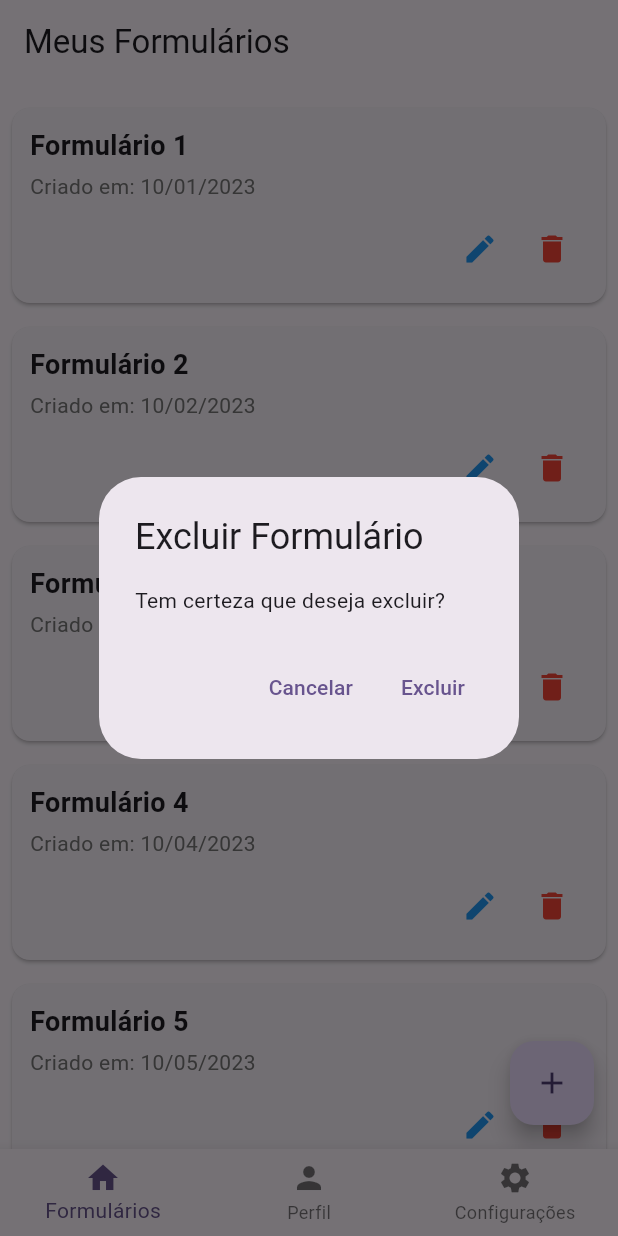
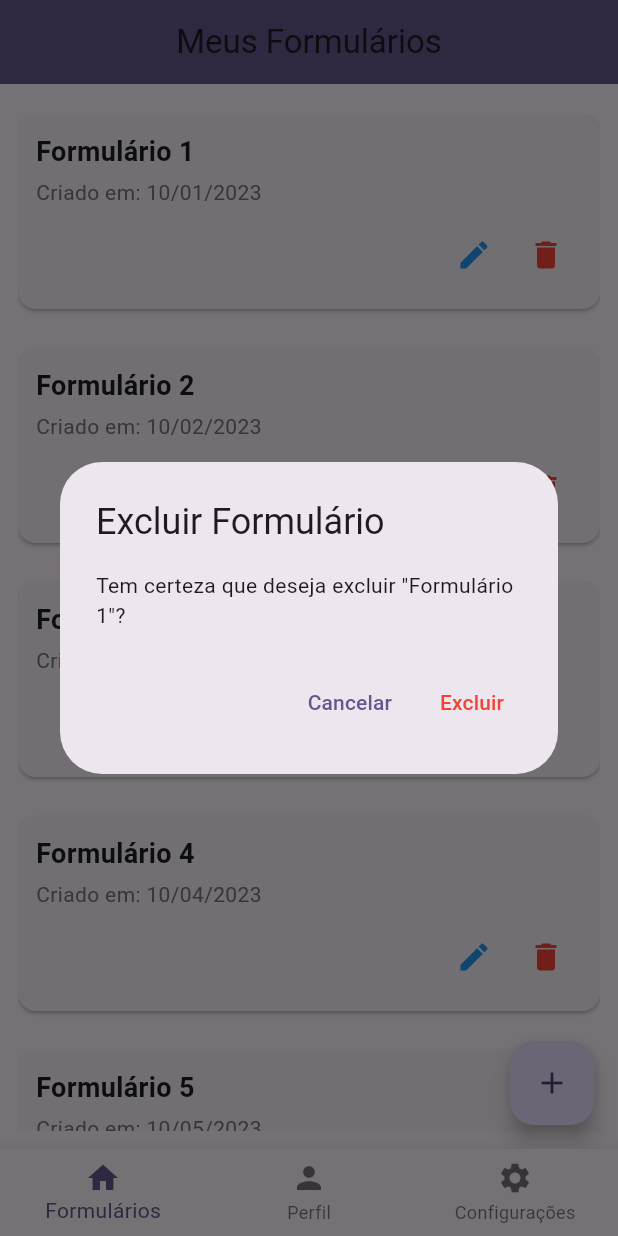
Before and after one commit to luccasilva2/forms, a Flutter app: the screen it shows after launch, after a tap on the "delete" icon, on a phone screen of 412 x 824 dp. Run offline on Flutter 3.47's test engine with Material 3 defaults, Android fonts, the phone set to English and light mode, and no system bars.

Commit message:
fifth commit

```diff
--- a/lib/pages/home_page.dart
+++ b/lib/pages/home_page.dart
@@ -10,40 +10,49 @@ class HomePage extends StatelessWidget {
     return Scaffold(
       appBar: AppBar(
         title: const Text('Meus Formulários'),
+        centerTitle: true,
+        backgroundColor: Theme.of(context).colorScheme.primary,
+        elevation: 2,
       ),
-      body: ListView.builder(
-        padding: const EdgeInsets.all(8),
-        itemCount: 5,
-        itemBuilder: (context, index) {
-          return FormCard(
-            title: "Formulário ${index + 1}",
-            date: "10/0${index + 1}/2023",
-            onEdit: () => Navigator.push(
-              context,
-              MaterialPageRoute(builder: (context) => const CreateFormPage()),
-            ),
-            onDelete: () => _showDeleteDialog(context),
-          );
-        },
+      body: Padding(
+        padding: const EdgeInsets.all(12.0),
+        child: ListView.separated(
+          itemCount: 5, // Isso futuramente virá de um banco (Firebase, por ex.)
+          separatorBuilder: (context, index) => const SizedBox(height: 10),
+          itemBuilder: (context, index) {
+            final formTitle = "Formulário ${index + 1}";
+            final formDate = "10/0${index + 1}/2023";
+
+            return FormCard(
+              title: formTitle,
+              date: formDate,
+              onEdit: () => _navigateToCreateForm(context),
+              onDelete: () => _showDeleteDialog(context, formTitle),
+            );
+          },
+        ),
       ),
       floatingActionButton: FloatingActionButton(
-        onPressed: () {
-          Navigator.push(
-            context,
-            MaterialPageRoute(builder: (context) => const CreateFormPage()),
-          );
-        },
+        onPressed: () => _navigateToCreateForm(context),
+        tooltip: 'Criar novo formulário',
         child: const Icon(Icons.add),
       ),
     );
   }
 
-  void _showDeleteDialog(BuildContext context) {
+  void _navigateToCreateForm(BuildContext context) {
+    Navigator.push(
+      context,
+      MaterialPageRoute(builder: (context) => const CreateFormPage()),
+    );
+  }
+
+  void _showDeleteDialog(BuildContext context, String formTitle) {
     showDialog(
       context: context,
       builder: (ctx) => AlertDialog(
         title: const Text('Excluir Formulário'),
-        content: const Text('Tem certeza que deseja excluir?'),
+        content: Text('Tem certeza que deseja excluir "$formTitle"?'),
         actions: [
           TextButton(
             onPressed: () => Navigator.pop(ctx),
@@ -52,11 +61,14 @@ class HomePage extends StatelessWidget {
           TextButton(
             onPressed: () {
               Navigator.pop(ctx);
-              ScaffoldMessenger.of(ctx).showSnackBar(
-                const SnackBar(content: Text('Formulário excluído!')),
+              ScaffoldMessenger.of(context).showSnackBar(
+                SnackBar(content: Text('"$formTitle" foi excluído.')),
               );
             },
-            child: const Text('Excluir'),
+            child: const Text(
+              'Excluir',
+              style: TextStyle(color: Colors.red),
+            ),
           ),
         ],
       ),
```
